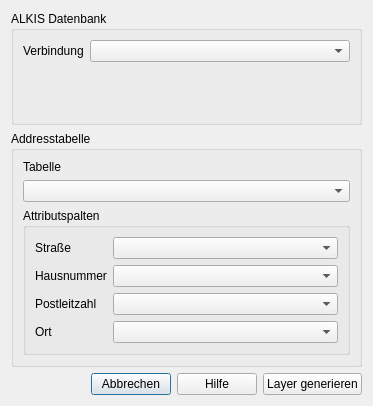
Above: alkis_geocoder/alkis_geocoder_dialog_base.ui from gbd-consult/alkis-geocoder before the change. Below: the same form after it.
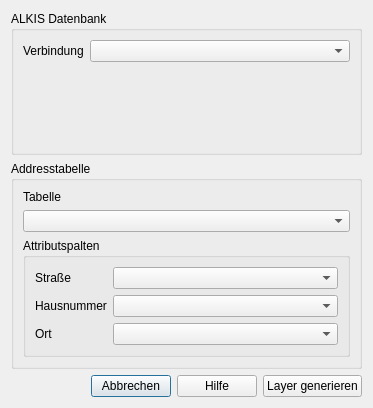
That is the form after the change. Custom widgets are drawn as their Qt base class.

Commit message: remove plz everywhere

```diff
--- a/alkis_geocoder/alkis_geocoder_dialog_base.ui
+++ b/alkis_geocoder/alkis_geocoder_dialog_base.ui
@@ -7,7 +7,7 @@
     <x>0</x>
     <y>0</y>
     <width>373</width>
-    <height>406</height>
+    <height>408</height>
    </rect>
   </property>
   <property name="windowTitle">
@@ -70,13 +70,6 @@
           </widget>
          </item>
          <item row="2" column="0">
-          <widget class="QLabel" name="label_5">
-           <property name="text">
-            <string>Postleitzahl</string>
-           </property>
-          </widget>
-         </item>
-         <item row="3" column="0">
           <widget class="QLabel" name="label_6">
            <property name="text">
             <string>Ort</string>
@@ -90,9 +83,6 @@
           <widget class="QgsFieldComboBox" name="numberField"/>
          </item>
          <item row="2" column="1">
-          <widget class="QgsFieldComboBox" name="areaCodeField"/>
-         </item>
-         <item row="3" column="1">
           <widget class="QgsFieldComboBox" name="cityField"/>
          </item>
         </layout>
```
Left out of the diff: 31 changed lines with no effect on the pictures. The commit also changes 1 other file.
